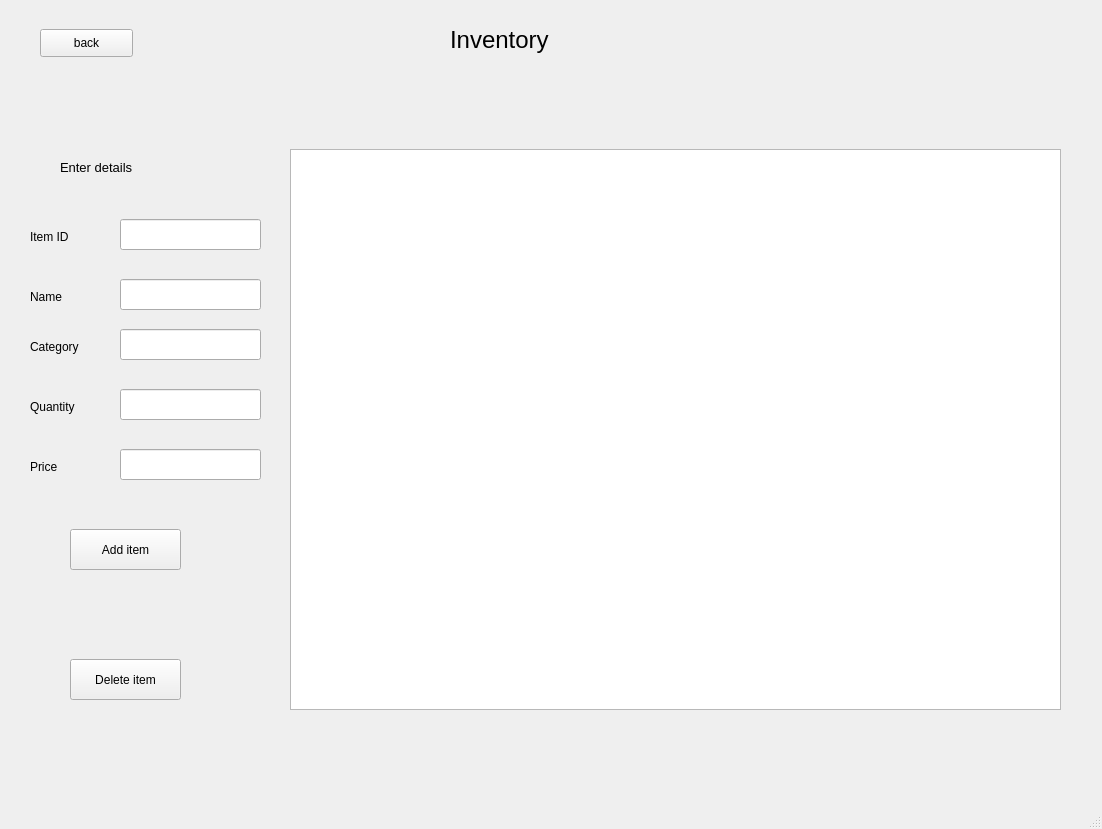
reh07/Pinnacle-Inventory-and-Order-Management-Software, file order.ui: the form before one commit.
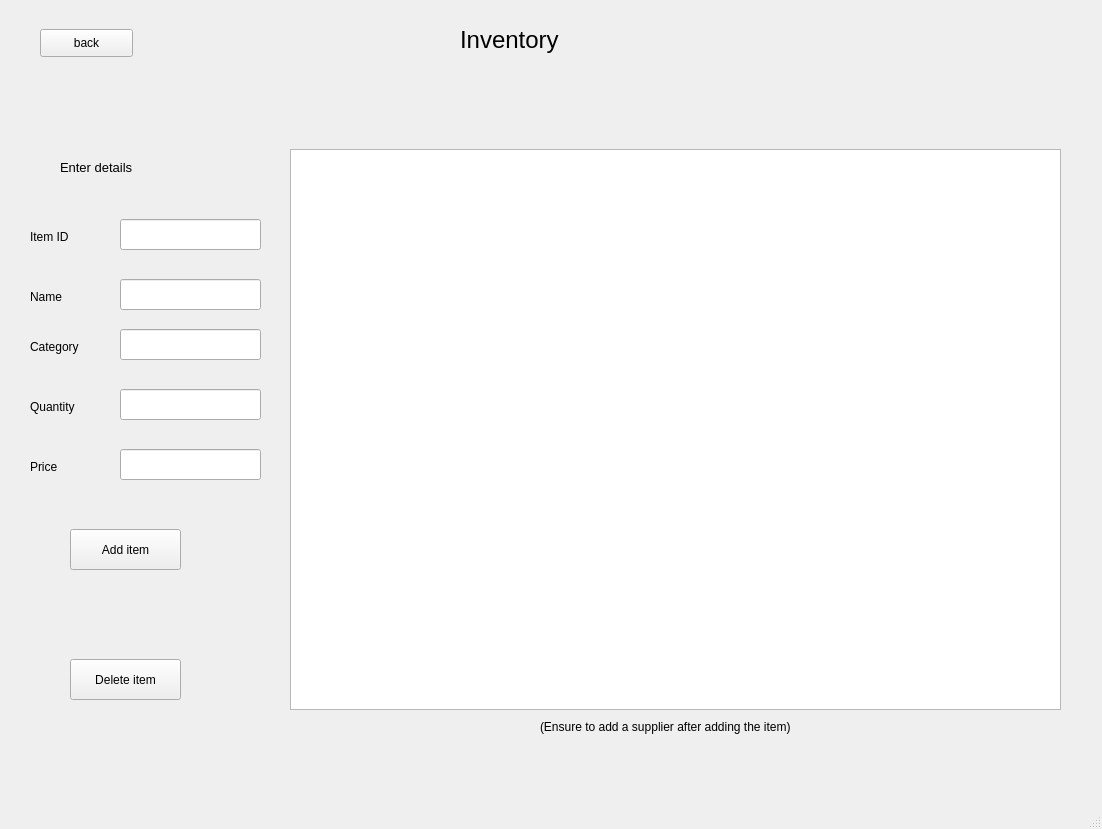
The form after the commit. The open tabs and pages were chosen to show the change.

Commit message: Added confirm_order_button function.

```diff
--- a/order.ui
+++ b/order.ui
@@ -648,7 +648,7 @@
      <widget class="QLabel" name="label_11">
       <property name="geometry">
        <rect>
-        <x>450</x>
+        <x>460</x>
         <y>20</y>
         <width>131</width>
         <height>41</height>
@@ -812,6 +812,19 @@
        <string>Enter details</string>
       </property>
      </widget>
+     <widget class="QLabel" name="label_35">
+      <property name="geometry">
+       <rect>
+        <x>540</x>
+        <y>720</y>
+        <width>281</width>
+        <height>16</height>
+       </rect>
+      </property>
+      <property name="text">
+       <string>(Ensure to add a supplier after adding the item)</string>
+      </property>
+     </widget>
     </widget>
     <widget class="QWidget" name="supplier">
      <widget class="QPushButton" name="pushButton_15">
```
Left out of the diff: 2 changed lines with no effect on the pictures. The commit also changes 2 other files.
